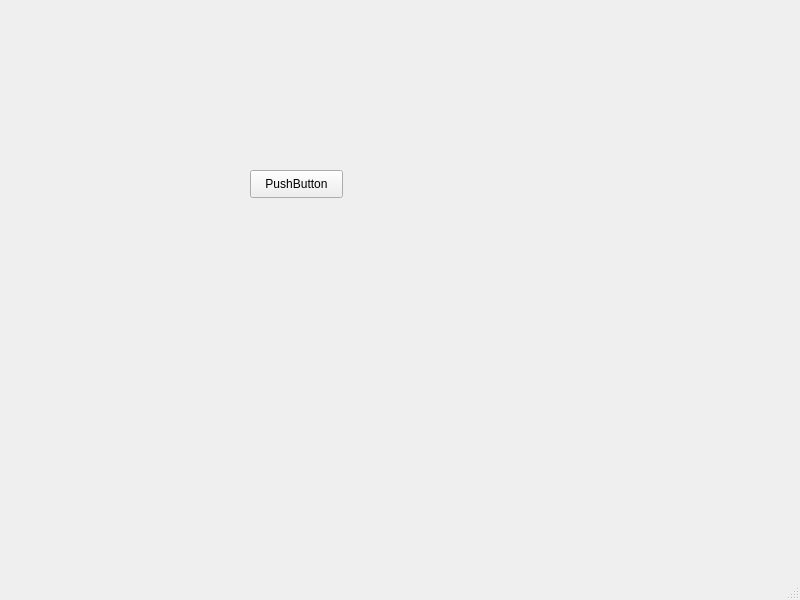
The window that udssoft.ui (liuweiliang2006/UDS_soft) describes before a commit, drawn with Qt 5.
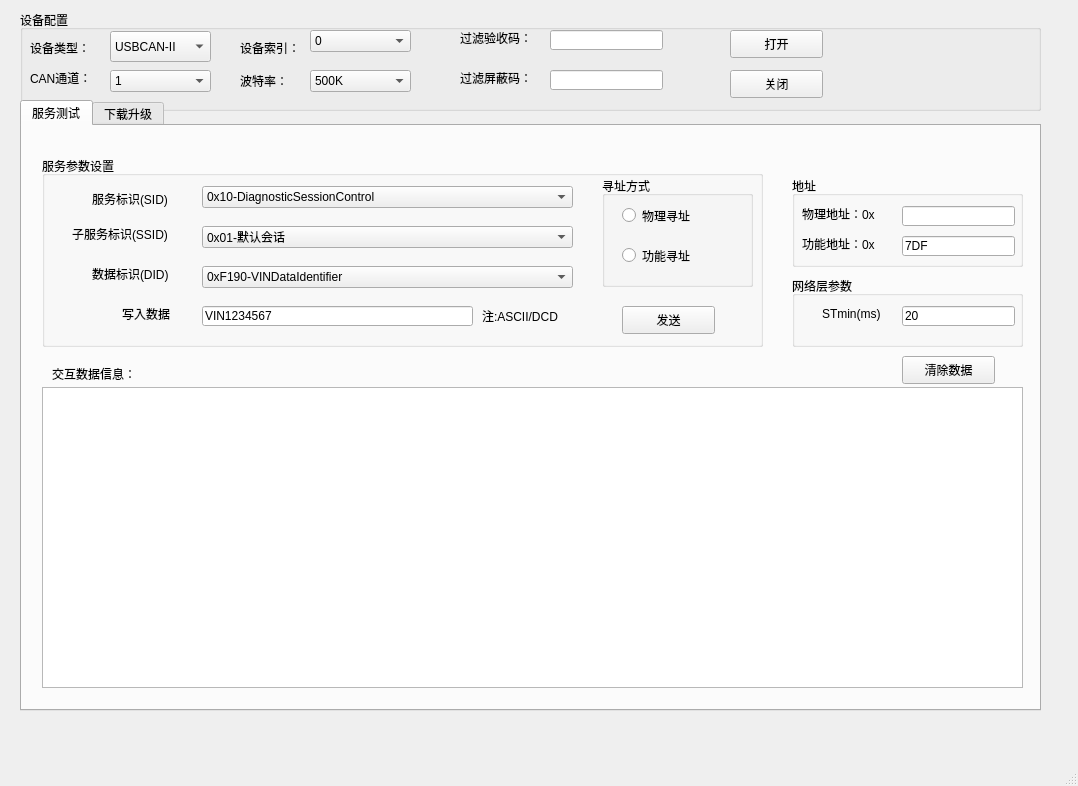
The same window after the commit.

Patch:
```diff
--- a/udssoft.ui
+++ b/udssoft.ui
@@ -6,26 +6,558 @@
    <rect>
     <x>0</x>
     <y>0</y>
-    <width>800</width>
-    <height>600</height>
+    <width>1078</width>
+    <height>786</height>
    </rect>
   </property>
   <property name="windowTitle">
    <string>MainWindow</string>
   </property>
   <widget class="QWidget" name="centralwidget">
-   <widget class="QPushButton" name="pushButton">
+   <widget class="QGroupBox" name="groupBox">
     <property name="geometry">
      <rect>
-      <x>250</x>
-      <y>170</y>
-      <width>93</width>
-      <height>28</height>
+      <x>20</x>
+      <y>10</y>
+      <width>1021</width>
+      <height>101</height>
      </rect>
     </property>
-    <property name="text">
-     <string>PushButton</string>
+    <property name="title">
+     <string>设备配置</string>
     </property>
+    <widget class="QLabel" name="label">
+     <property name="geometry">
+      <rect>
+       <x>10</x>
+       <y>30</y>
+       <width>68</width>
+       <height>15</height>
+      </rect>
+     </property>
+     <property name="text">
+      <string>设备类型：</string>
+     </property>
+    </widget>
+    <widget class="QComboBox" name="comboBox">
+     <property name="geometry">
+      <rect>
+       <x>90</x>
+       <y>21</y>
+       <width>101</width>
+       <height>31</height>
+      </rect>
+     </property>
+     <item>
+      <property name="text">
+       <string>USBCAN-II</string>
+      </property>
+     </item>
+    </widget>
+    <widget class="QLabel" name="label_2">
+     <property name="geometry">
+      <rect>
+       <x>220</x>
+       <y>30</y>
+       <width>68</width>
+       <height>15</height>
+      </rect>
+     </property>
+     <property name="text">
+      <string>设备索引：</string>
+     </property>
+    </widget>
+    <widget class="QLabel" name="label_3">
+     <property name="geometry">
+      <rect>
+       <x>10</x>
+       <y>60</y>
+       <width>68</width>
+       <height>15</height>
+      </rect>
+     </property>
+     <property name="text">
+      <string>CAN通道：</string>
+     </property>
+    </widget>
+    <widget class="QLabel" name="label_4">
+     <property name="geometry">
+      <rect>
+       <x>220</x>
+       <y>60</y>
+       <width>68</width>
+       <height>21</height>
+      </rect>
+     </property>
+     <property name="text">
+      <string>波特率：</string>
+     </property>
+    </widget>
+    <widget class="QComboBox" name="comboBox_2">
+     <property name="geometry">
+      <rect>
+       <x>290</x>
+       <y>20</y>
+       <width>101</width>
+       <height>22</height>
+      </rect>
+     </property>
+     <item>
+      <property name="text">
+       <string>0</string>
+      </property>
+     </item>
+    </widget>
+    <widget class="QComboBox" name="comboBox_3">
+     <property name="geometry">
+      <rect>
+       <x>90</x>
+       <y>60</y>
+       <width>101</width>
+       <height>22</height>
+      </rect>
+     </property>
+     <item>
+      <property name="text">
+       <string>1</string>
+      </property>
+     </item>
+    </widget>
+    <widget class="QComboBox" name="comboBox_4">
+     <property name="geometry">
+      <rect>
+       <x>290</x>
+       <y>60</y>
+       <width>101</width>
+       <height>22</height>
+      </rect>
+     </property>
+     <item>
+      <property name="text">
+       <string>500K</string>
+      </property>
+     </item>
+    </widget>
+    <widget class="QPushButton" name="pushButton">
+     <property name="geometry">
+      <rect>
+       <x>710</x>
+       <y>20</y>
+       <width>93</width>
+       <height>28</height>
+      </rect>
+     </property>
+     <property name="text">
+      <string>打开</string>
+     </property>
+    </widget>
+    <widget class="QLabel" name="label_5">
+     <property name="geometry">
+      <rect>
+       <x>440</x>
+       <y>20</y>
+       <width>91</width>
+       <height>16</height>
+      </rect>
+     </property>
+     <property name="text">
+      <string>过滤验收码：</string>
+     </property>
+    </widget>
+    <widget class="QLabel" name="label_12">
+     <property name="geometry">
+      <rect>
+       <x>440</x>
+       <y>60</y>
+       <width>91</width>
+       <height>16</height>
+      </rect>
+     </property>
+     <property name="text">
+      <string>过滤屏蔽码：</string>
+     </property>
+    </widget>
+    <widget class="QLineEdit" name="lineEdit_5">
+     <property name="geometry">
+      <rect>
+       <x>530</x>
+       <y>20</y>
+       <width>113</width>
+       <height>20</height>
+      </rect>
+     </property>
+    </widget>
+    <widget class="QLineEdit" name="lineEdit_6">
+     <property name="geometry">
+      <rect>
+       <x>530</x>
+       <y>60</y>
+       <width>113</width>
+       <height>20</height>
+      </rect>
+     </property>
+    </widget>
+    <widget class="QPushButton" name="pushButton_3">
+     <property name="geometry">
+      <rect>
+       <x>710</x>
+       <y>60</y>
+       <width>93</width>
+       <height>28</height>
+      </rect>
+     </property>
+     <property name="text">
+      <string>关闭</string>
+     </property>
+    </widget>
+   </widget>
+   <widget class="QTabWidget" name="tabWidget">
+    <property name="geometry">
+     <rect>
+      <x>20</x>
+      <y>100</y>
+      <width>1021</width>
+      <height>611</height>
+     </rect>
+    </property>
+    <property name="currentIndex">
+     <number>0</number>
+    </property>
+    <widget class="QWidget" name="tab">
+     <attribute name="title">
+      <string>服务测试</string>
+     </attribute>
+     <widget class="QGroupBox" name="groupBox_2">
+      <property name="geometry">
+       <rect>
+        <x>770</x>
+        <y>50</y>
+        <width>231</width>
+        <height>91</height>
+       </rect>
+      </property>
+      <property name="title">
+       <string>地址</string>
+      </property>
+      <widget class="QLabel" name="label_6">
+       <property name="geometry">
+        <rect>
+         <x>10</x>
+         <y>30</y>
+         <width>101</width>
+         <height>16</height>
+        </rect>
+       </property>
+       <property name="text">
+        <string>物理地址：0x</string>
+       </property>
+      </widget>
+      <widget class="QLabel" name="label_7">
+       <property name="geometry">
+        <rect>
+         <x>10</x>
+         <y>60</y>
+         <width>101</width>
+         <height>16</height>
+        </rect>
+       </property>
+       <property name="text">
+        <string>功能地址：0x</string>
+       </property>
+      </widget>
+      <widget class="QLineEdit" name="lineEdit_2">
+       <property name="geometry">
+        <rect>
+         <x>110</x>
+         <y>30</y>
+         <width>113</width>
+         <height>20</height>
+        </rect>
+       </property>
+      </widget>
+      <widget class="QLineEdit" name="lineEdit_3">
+       <property name="geometry">
+        <rect>
+         <x>110</x>
+         <y>60</y>
+         <width>113</width>
+         <height>20</height>
+        </rect>
+       </property>
+       <property name="text">
+        <string>7DF</string>
+       </property>
+      </widget>
+     </widget>
+     <widget class="QGroupBox" name="groupBox_3">
+      <property name="geometry">
+       <rect>
+        <x>770</x>
+        <y>150</y>
+        <width>231</width>
+        <height>71</height>
+       </rect>
+      </property>
+      <property name="title">
+       <string>网络层参数</string>
+      </property>
+      <widget class="QLabel" name="label_8">
+       <property name="geometry">
+        <rect>
+         <x>30</x>
+         <y>30</y>
+         <width>71</width>
+         <height>16</height>
+        </rect>
+       </property>
+       <property name="text">
+        <string>STmin(ms)</string>
+       </property>
+      </widget>
+      <widget class="QLineEdit" name="lineEdit_4">
+       <property name="geometry">
+        <rect>
+         <x>110</x>
+         <y>30</y>
+         <width>113</width>
+         <height>20</height>
+        </rect>
+       </property>
+       <property name="text">
+        <string>20</string>
+       </property>
+      </widget>
+     </widget>
+     <widget class="QGroupBox" name="groupBox_4">
+      <property name="geometry">
+       <rect>
+        <x>20</x>
+        <y>30</y>
+        <width>721</width>
+        <height>191</height>
+       </rect>
+      </property>
+      <property name="title">
+       <string>服务参数设置</string>
+      </property>
+      <widget class="QLabel" name="label_9">
+       <property name="geometry">
+        <rect>
+         <x>50</x>
+         <y>33</y>
+         <width>101</width>
+         <height>20</height>
+        </rect>
+       </property>
+       <property name="text">
+        <string>服务标识(SID)</string>
+       </property>
+      </widget>
+      <widget class="QComboBox" name="comboBox_5">
+       <property name="geometry">
+        <rect>
+         <x>160</x>
+         <y>30</y>
+         <width>371</width>
+         <height>22</height>
+        </rect>
+       </property>
+       <item>
+        <property name="text">
+         <string>0x10-DiagnosticSessionControl</string>
+        </property>
+       </item>
+      </widget>
+      <widget class="QLabel" name="label_10">
+       <property name="geometry">
+        <rect>
+         <x>30</x>
+         <y>70</y>
+         <width>121</width>
+         <height>16</height>
+        </rect>
+       </property>
+       <property name="text">
+        <string>子服务标识(SSID)</string>
+       </property>
+      </widget>
+      <widget class="QComboBox" name="comboBox_6">
+       <property name="geometry">
+        <rect>
+         <x>160</x>
+         <y>70</y>
+         <width>371</width>
+         <height>22</height>
+        </rect>
+       </property>
+       <item>
+        <property name="text">
+         <string>0x01-默认会话</string>
+        </property>
+       </item>
+      </widget>
+      <widget class="QLabel" name="label_11">
+       <property name="geometry">
+        <rect>
+         <x>50</x>
+         <y>110</y>
+         <width>101</width>
+         <height>16</height>
+        </rect>
+       </property>
+       <property name="text">
+        <string>数据标识(DID)</string>
+       </property>
+      </widget>
+      <widget class="QComboBox" name="comboBox_7">
+       <property name="geometry">
+        <rect>
+         <x>160</x>
+         <y>110</y>
+         <width>371</width>
+         <height>22</height>
+        </rect>
+       </property>
+       <item>
+        <property name="text">
+         <string>0xF190-VINDataIdentifier</string>
+        </property>
+       </item>
+      </widget>
+      <widget class="QGroupBox" name="groupBox_5">
+       <property name="geometry">
+        <rect>
+         <x>560</x>
+         <y>20</y>
+         <width>151</width>
+         <height>111</height>
+        </rect>
+       </property>
+       <property name="title">
+        <string>寻址方式</string>
+       </property>
+       <widget class="QRadioButton" name="radioButton">
+        <property name="geometry">
+         <rect>
+          <x>20</x>
+          <y>30</y>
+          <width>102</width>
+          <height>19</height>
+         </rect>
+        </property>
+        <property name="text">
+         <string>物理寻址</string>
+        </property>
+       </widget>
+       <widget class="QRadioButton" name="radioButton_2">
+        <property name="geometry">
+         <rect>
+          <x>20</x>
+          <y>70</y>
+          <width>102</width>
+          <height>19</height>
+         </rect>
+        </property>
+        <property name="text">
+         <string>功能寻址</string>
+        </property>
+       </widget>
+      </widget>
+      <widget class="QPushButton" name="pushButton_2">
+       <property name="geometry">
+        <rect>
+         <x>580</x>
+         <y>150</y>
+         <width>93</width>
+         <height>28</height>
+        </rect>
+       </property>
+       <property name="text">
+        <string>发送</string>
+       </property>
+      </widget>
+      <widget class="QLabel" name="label_14">
+       <property name="geometry">
+        <rect>
+         <x>80</x>
+         <y>150</y>
+         <width>71</width>
+         <height>16</height>
+        </rect>
+       </property>
+       <property name="text">
+        <string>写入数据</string>
+       </property>
+      </widget>
+      <widget class="QLineEdit" name="lineEdit_7">
+       <property name="geometry">
+        <rect>
+         <x>160</x>
+         <y>150</y>
+         <width>271</width>
+         <height>20</height>
+        </rect>
+       </property>
+       <property name="text">
+        <string>VIN1234567</string>
+       </property>
+      </widget>
+      <widget class="QLabel" name="label_15">
+       <property name="geometry">
+        <rect>
+         <x>440</x>
+         <y>150</y>
+         <width>101</width>
+         <height>20</height>
+        </rect>
+       </property>
+       <property name="text">
+        <string>注:ASCII/DCD</string>
+       </property>
+      </widget>
+     </widget>
+     <widget class="QTableView" name="tableView">
+      <property name="geometry">
+       <rect>
+        <x>20</x>
+        <y>261</y>
+        <width>981</width>
+        <height>301</height>
+       </rect>
+      </property>
+     </widget>
+     <widget class="QLabel" name="label_13">
+      <property name="geometry">
+       <rect>
+        <x>30</x>
+        <y>240</y>
+        <width>101</width>
+        <height>16</height>
+       </rect>
+      </property>
+      <property name="text">
+       <string>交互数据信息：</string>
+      </property>
+     </widget>
+     <widget class="QPushButton" name="pushButton_4">
+      <property name="geometry">
+       <rect>
+        <x>880</x>
+        <y>230</y>
+        <width>93</width>
+        <height>28</height>
+       </rect>
+      </property>
+      <property name="text">
+       <string>清除数据</string>
+      </property>
+     </widget>
+    </widget>
+    <widget class="QWidget" name="tab_2">
+     <attribute name="title">
+      <string>下载升级</string>
+     </attribute>
+    </widget>
    </widget>
   </widget>
   <widget class="QMenuBar" name="menubar">
```
Left out of the diff: 4 changed lines with no effect on the pictures.
